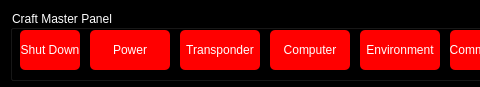
Before: the Qt Designer form Craft/CraftControls.ui in HaroldJesse/Simulator, drawn with Qt 5; both pictures show x 0 to 480 and y 0 to 87 of the 1110 by 87 pixel window.
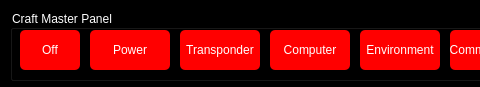
After: the same form once the commit is applied.

```diff
--- a/Craft/CraftControls.ui
+++ b/Craft/CraftControls.ui
@@ -121,7 +121,7 @@
 border-radius: 5px;</string>
     </property>
     <property name="text">
-     <string>Shut Down</string>
+     <string>Off</string>
     </property>
     <property name="shortcut">
      <string>Esc</string>
```
Left out of the diff: 46 changed lines with no effect on the pictures.
